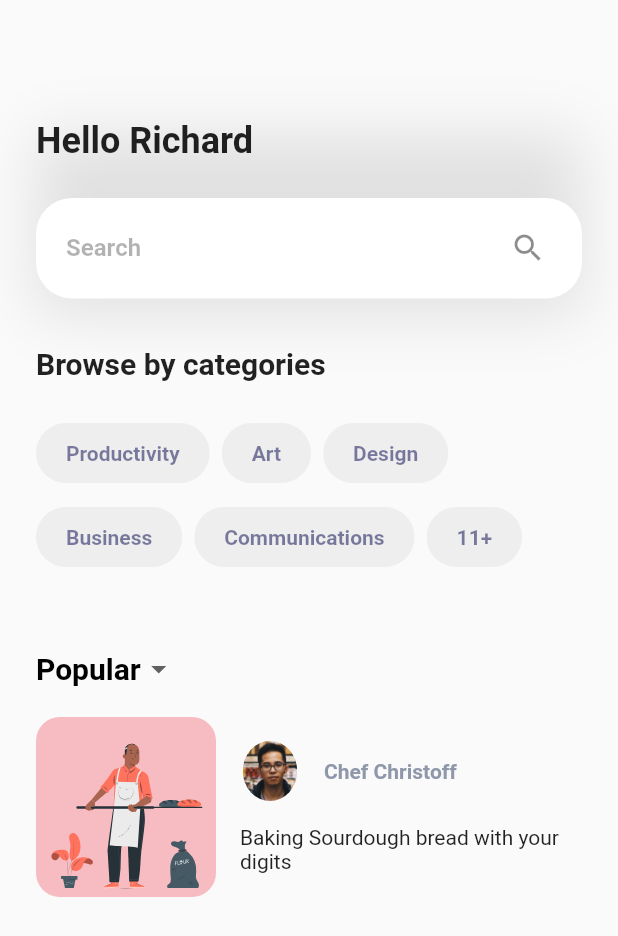
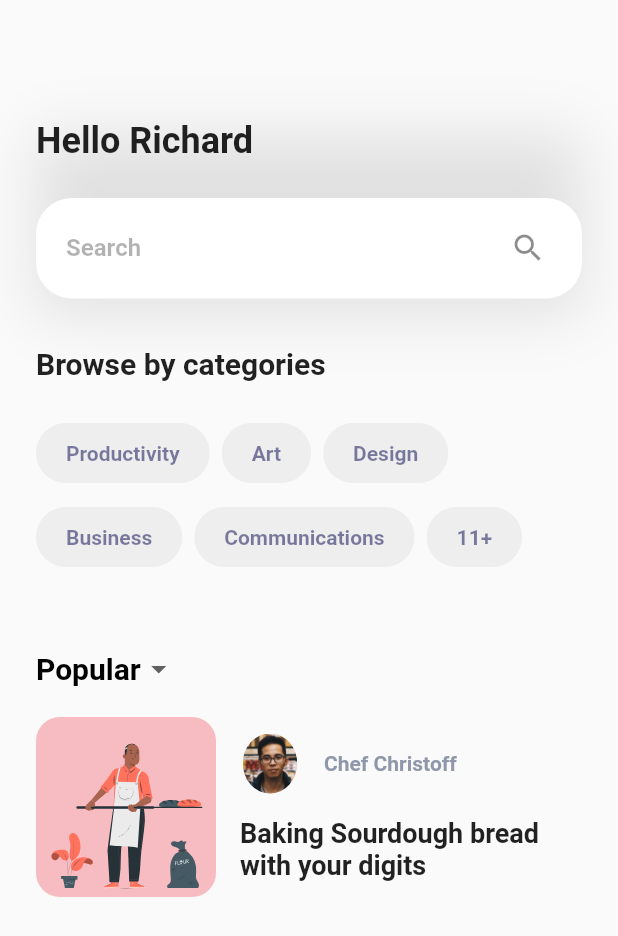
Before and after one commit to huynhtastic/5-days-ui-online-courses, a Flutter app: the screen it shows after launch, on a phone screen of 412 x 824 dp. Shown: the top 936 px of the screen. Run offline on Flutter 3.47's test engine with Material 2 defaults, Android fonts, the phone set to English and light mode, and no system bars; our stand-ins replace flutter_svg.

Commit message:
refactor: pass course into to Course widget

```diff
--- a/lib/screens/home/widgets/course_list.dart
+++ b/lib/screens/home/widgets/course_list.dart
@@ -1,7 +1,44 @@
 import 'package:flutter/material.dart';
 import 'package:flutter_svg/flutter_svg.dart';
 
+class CourseInfo {
+  String image;
+  String semanticsLabel;
+  String instructorAvatar;
+  String instructorName;
+  String desc;
+
+  CourseInfo({
+    @required this.image,
+    @required this.semanticsLabel,
+    @required this.instructorAvatar,
+    @required this.instructorName,
+    @required this.desc,
+  });
+}
+
+List<CourseInfo> courses = [
+  CourseInfo(
+    image: 'assets/images/Baker-pana.svg',
+    semanticsLabel: 'Baking Class Logo',
+    instructorAvatar: 'assets/images/chef.png',
+    instructorName: 'Chef Christoff',
+    desc: 'Baking Sourdough bread with your digits',
+  )
+];
+
 class CourseList extends StatelessWidget {
+  @override
+  Widget build(BuildContext context) {
+    return Course(courses[0]);
+  }
+}
+
+class Course extends StatelessWidget {
+  final CourseInfo course;
+
+  Course(this.course, {Key key}) : super(key: key);
+
   @override
   Widget build(BuildContext context) {
     return Row(
@@ -12,10 +49,10 @@ class CourseList extends StatelessWidget {
             borderRadius: BorderRadius.all(Radius.circular(16)),
           ),
           child: SvgPicture.asset(
-            'assets/images/Baker-pana.svg',
+            course.image,
             height: 120,
             width: 120,
-            semanticsLabel: 'Baking Class Logo',
+            semanticsLabel: course.semanticsLabel,
           ),
         ),
         SizedBox(width: 16),
@@ -30,13 +67,13 @@ class CourseList extends StatelessWidget {
                     radius: 20,
                     child: ClipOval(
                       child: Image.asset(
-                        'assets/images/chef.png',
+                        course.instructorAvatar,
                       ),
                     ),
                   ),
                   SizedBox(width: 16),
                   Text(
-                    'Chef Christoff',
+                    course.instructorName,
                     style: const TextStyle(
                       fontWeight: FontWeight.bold,
                       color: Color.fromRGBO(143, 151, 170, 1),
@@ -46,7 +83,11 @@ class CourseList extends StatelessWidget {
               ),
               SizedBox(height: 16),
               Text(
-                'Baking Sourdough bread with your digits',
+                course.desc,
+                style: const TextStyle(
+                  fontWeight: FontWeight.bold,
+                  fontSize: 18,
+                ),
                 maxLines: 2,
                 overflow: TextOverflow.ellipsis,
               )
```
